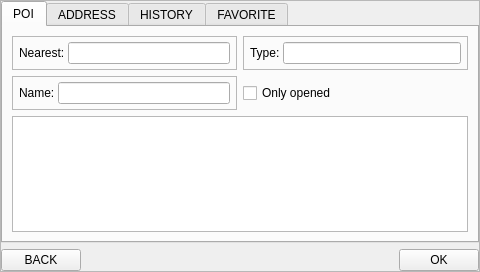
First picture: the form in Pilocik/pointselectionwindow.ui, repository dotevo/Pilocik, before the edit.
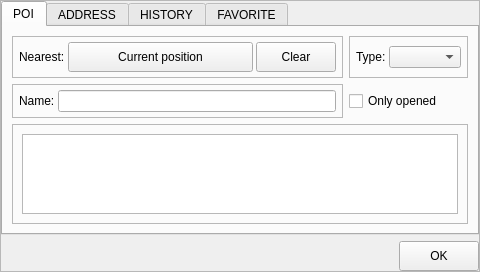
Second picture: the form after the edit. The open tabs and pages were chosen to show the change.

```diff
--- a/Pilocik/pointselectionwindow.ui
+++ b/Pilocik/pointselectionwindow.ui
@@ -25,13 +25,6 @@
    </property>
    <item row="2" column="0">
     <layout class="QHBoxLayout" name="horizontalLayout">
-     <item>
-      <widget class="QPushButton" name="backButton">
-       <property name="text">
-        <string>BACK</string>
-       </property>
-      </widget>
-     </item>
      <item>
       <spacer name="horizontalSpacer">
        <property name="orientation">
@@ -47,6 +40,12 @@
      </item>
      <item>
       <widget class="QPushButton" name="okButton">
+       <property name="minimumSize">
+        <size>
+         <width>0</width>
+         <height>30</height>
+        </size>
+       </property>
        <property name="text">
         <string>OK</string>
        </property>
@@ -96,7 +95,36 @@
            </widget>
           </item>
           <item>
-           <widget class="QLineEdit" name="nearestLineEdit"/>
+           <widget class="QPushButton" name="nearestButton">
+            <property name="sizePolicy">
+             <sizepolicy hsizetype="Expanding" vsizetype="Fixed">
+              <horstretch>0</horstretch>
+              <verstretch>0</verstretch>
+             </sizepolicy>
+            </property>
+            <property name="minimumSize">
+             <size>
+              <width>0</width>
+              <height>30</height>
+             </size>
+            </property>
+            <property name="text">
+             <string>Current position</string>
+            </property>
+           </widget>
+          </item>
+          <item>
+           <widget class="QPushButton" name="nearestClrButton">
+            <property name="minimumSize">
+             <size>
+              <width>0</width>
+              <height>30</height>
+             </size>
+            </property>
+            <property name="text">
+             <string>Clear</string>
+            </property>
+           </widget>
           </item>
          </layout>
         </widget>
@@ -133,7 +161,7 @@
            </widget>
           </item>
           <item>
-           <widget class="QLineEdit" name="typeLineEdit"/>
+           <widget class="QComboBox" name="typeComboBox"/>
           </item>
          </layout>
         </widget>
@@ -183,7 +211,19 @@
         </widget>
        </item>
        <item row="2" column="0" colspan="2">
-        <widget class="QListView" name="listView"/>
+        <widget class="QFrame" name="frame">
+         <property name="frameShape">
+          <enum>QFrame::StyledPanel</enum>
+         </property>
+         <property name="frameShadow">
+          <enum>QFrame::Raised</enum>
+         </property>
+         <layout class="QHBoxLayout" name="horizontalLayout_10">
+          <item>
+           <widget class="QListView" name="listView"/>
+          </item>
+         </layout>
+        </widget>
        </item>
       </layout>
      </widget>
```
Left out of the diff: 44 changed lines with no effect on the pictures.
